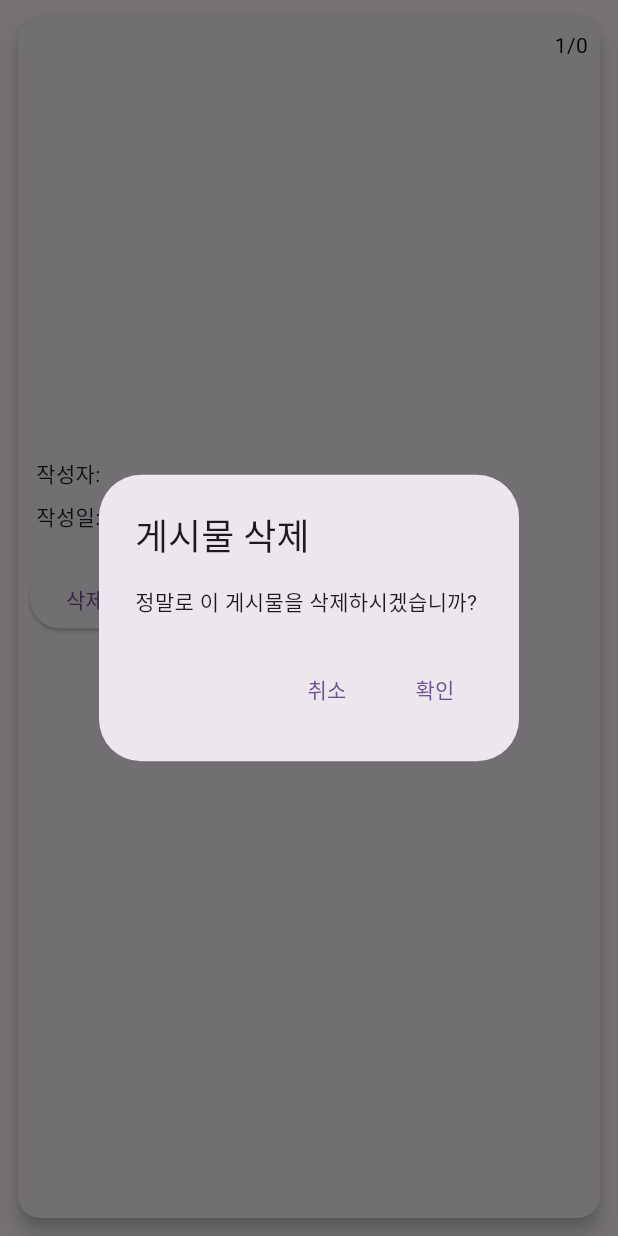
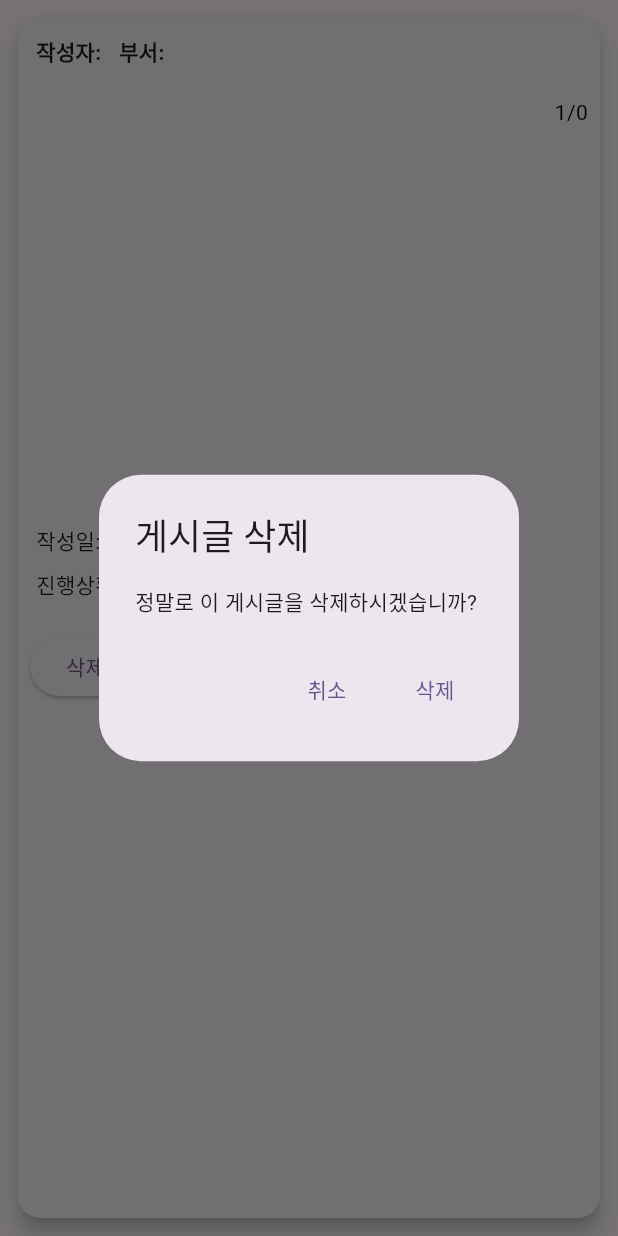
Before and after one commit to lsmlub99/ndbworkreq, a Flutter app: the PostCard widget shown alone on an empty page, opened directly with empty values, after a tap on "삭제", on a phone screen of 412 x 824 dp. Run offline on Flutter 3.47's test engine with Material 3 defaults, Android fonts, the phone set to English and light mode, and no system bars; drawn by our look-alikes of carousel_slider; our stand-ins replace cloud_firestore, firebase_auth, firebase_core, firebase_storage, image_picker, reorderables; accounts and stored records are empty.

Commit message:
뒤로가기 버튼 없애짐

```diff
--- a/lib/departmentpost/boarddataprovider.dart
+++ b/lib/departmentpost/boarddataprovider.dart
@@ -2,7 +2,8 @@ import 'package:flutter/material.dart';
 import 'package:cloud_firestore/cloud_firestore.dart';
 
 class BoardDataProvider extends ChangeNotifier {
-  final Map<String, int> _currentPageMap = {};
+  final Map<String, Map<String, int>> _currentPageMap =
+      {}; // 부서별로 currentPageMap을 관리합니다.
   Stream<QuerySnapshot>? _postsStream;
   String? department; // department 필드를 추가합니다.
 
@@ -41,16 +42,20 @@ class BoardDataProvider extends ChangeNotifier {
     notifyListeners();
   }
 
-  int getCurrentPage(String postId) {
-    return _currentPageMap[postId] ?? 0;
+  int getCurrentPage(String department, String postId) {
+    return _currentPageMap[department]?[postId] ?? 0;
   }
 
-  void setCurrentPage(String postId, int pageIndex) {
-    _currentPageMap[postId] = pageIndex;
+  void setCurrentPage(String department, String postId, int pageIndex) {
+    if (!_currentPageMap.containsKey(department)) {
+      _currentPageMap[department] = {};
+    }
+    _currentPageMap[department]![postId] = pageIndex;
     notifyListeners();
   }
 
-  Future<void> deletePost(String postId, String department) async {
+  Future<void> deletePost(String postId) async {
+    if (department != null) {
       try {
         await FirebaseFirestore.instance
             .collection('departments')
@@ -61,6 +66,9 @@ class BoardDataProvider extends ChangeNotifier {
         notifyListeners();
       } catch (e) {
         print('Error deleting post: $e');
+      }
+    } else {
+      print('Department is null');
     }
   }
 
--- a/lib/departmentpost/delete_confirm_dialog.dart
+++ b/lib/departmentpost/delete_confirm_dialog.dart
@@ -3,20 +3,22 @@
 
 class DeleteConfirmationDialog extends StatelessWidget {
   final String postId;
+  final String department;
   final BoardDataProvider provider;
 
   const DeleteConfirmationDialog({
     Key? key,
     required this.postId,
+    required this.department,
     required this.provider,
   }) : super(key: key);
 
   @override
   Widget build(BuildContext context) {
     return AlertDialog(
-      title: const Text('게시물 삭제'),
-      content: const Text('정말로 이 게시물을 삭제하시겠습니까?'),
-      actions: <Widget>[
+      title: const Text('게시글 삭제'),
+      content: const Text('정말로 이 게시글을 삭제하시겠습니까?'),
+      actions: [
         TextButton(
           onPressed: () {
             Navigator.of(context).pop();
@@ -24,11 +26,11 @@
           child: const Text('취소'),
         ),
         TextButton(
-          onPressed: () {
-            provider.deletePost(postId, provider.department!);
+          onPressed: () async {
+            await provider.deletePost(postId);
             Navigator.of(context).pop();
           },
-          child: const Text('확인'),
+          child: const Text('삭제'),
         ),
       ],
     );
--- a/lib/departmentpost/post_card.dart
+++ b/lib/departmentpost/post_card.dart
@@ -3,6 +3,7 @@ import 'package:provider/provider.dart';
 import 'package:carousel_slider/carousel_slider.dart';
 import 'package:cloud_firestore/cloud_firestore.dart';
 import 'package:firebase_auth/firebase_auth.dart';
+import 'package:intl/intl.dart';
 import 'boarddataprovider.dart';
 import '../boardfunction/imagedetailscreen.dart';
 import '../boardfunction/expandabletext.dart';
@@ -24,19 +25,20 @@ class PostCard extends StatelessWidget {
 
   @override
   Widget build(BuildContext context) {
-    final provider = Provider.of<BoardDataProvider>(context, listen: false);
+    final provider = Provider.of<BoardDataProvider>(context);
     final timestamp = postData['timestamp'];
     String timestampString = 'Unknown';
 
     if (timestamp != null && timestamp is Timestamp) {
-      timestampString = timestamp.toDate().toString();
+      DateTime dateTime = timestamp.toDate();
+      timestampString = DateFormat('yyyy-MM-dd HH:mm:ss').format(dateTime);
     }
 
     List<String> imageUrls = List<String>.from(postData['image_urls']);
-    int currentPage = provider.getCurrentPage(postId);
+    String department = postData['department'];
+    int currentPage = provider.getCurrentPage(department, postId);
 
-    bool canViewAndEdit =
-        provider.currentUserDepartment == postData['department'];
+    bool canViewAndEdit = provider.currentUserDepartment == department;
 
     return Padding(
       padding: const EdgeInsets.all(8.0),
@@ -48,6 +50,30 @@ class PostCard extends StatelessWidget {
         child: Column(
           crossAxisAlignment: CrossAxisAlignment.start,
           children: [
+            // 게시글 작성자 정보 표시
+            Padding(
+              padding: const EdgeInsets.all(12.0),
+              child: Row(
+                crossAxisAlignment: CrossAxisAlignment.start,
+                children: [
+                  Text(
+                    '작성자: ${postData['nickname']}',
+                    style: const TextStyle(
+                      fontSize: 14,
+                      fontWeight: FontWeight.bold,
+                    ),
+                  ),
+                  const SizedBox(width: 8),
+                  Text(
+                    '부서: $department',
+                    style: const TextStyle(
+                      fontSize: 14,
+                      fontWeight: FontWeight.bold,
+                    ),
+                  ),
+                ],
+              ),
+            ),
             Stack(
               alignment: Alignment.topRight,
               children: [
@@ -62,7 +88,7 @@ class PostCard extends StatelessWidget {
                           enlargeCenterPage: true,
                           enableInfiniteScroll: false,
                           onPageChanged: (index, reason) {
-                            provider.setCurrentPage(postId, index);
+                            provider.setCurrentPage(department, postId, index);
                           },
                           initialPage: currentPage,
                         ),
@@ -131,16 +157,28 @@ class PostCard extends StatelessWidget {
               padding:
                   const EdgeInsets.symmetric(horizontal: 12.0, vertical: 4.0),
               child: Text(
-                '작성자: ${postData['nickname']}',
+                '작성일: $timestampString',
                 style: const TextStyle(fontSize: 14),
               ),
             ),
             Padding(
               padding:
                   const EdgeInsets.symmetric(horizontal: 12.0, vertical: 4.0),
-              child: Text(
-                '작성일: $timestampString',
-                style: const TextStyle(fontSize: 14),
+              child: Row(
+                children: [
+                  const Text(
+                    '진행상황: ',
+                    style: TextStyle(fontSize: 14),
+                  ),
+                  Text(
+                    postData['status'],
+                    style: TextStyle(
+                      fontSize: 14,
+                      fontWeight: FontWeight.bold,
+                      color: getStatusTextColor(postData['status']),
+                    ),
+                  ),
+                ],
               ),
             ),
             Padding(
@@ -149,38 +187,83 @@ class PostCard extends StatelessWidget {
               child: canViewAndEdit
                   ? Row(
                       children: [
-                        const Text(
-                          '진행상황: ',
-                          style: TextStyle(fontSize: 14),
-                        ),
-                        Row(
-                          mainAxisAlignment: MainAxisAlignment.spaceEvenly,
-                          children: [
                         ElevatedButton(
                           onPressed: () {
                             provider.updatePostStatus(postId, '접수중');
                           },
-                              child: const Text('접수중'),
+                          style: ButtonStyle(
+                            backgroundColor:
+                                MaterialStateProperty.resolveWith<Color>(
+                              (Set<MaterialState> states) {
+                                return postData['status'] == '접수중'
+                                    ? Colors.green
+                                    : Theme.of(context).colorScheme.secondary;
+                              },
+                            ),
+                          ),
+                          child: Text(
+                            '접수중',
+                            style: TextStyle(
+                              color: postData['status'] == '접수중'
+                                  ? Colors.white
+                                  : Colors.black,
+                              fontSize: 14,
+                            ),
+                          ),
                         ),
                         ElevatedButton(
                           onPressed: () {
                             provider.updatePostStatus(postId, '처리중');
                           },
-                              child: const Text('처리중'),
+                          style: ButtonStyle(
+                            backgroundColor:
+                                MaterialStateProperty.resolveWith<Color>(
+                              (Set<MaterialState> states) {
+                                return postData['status'] == '처리중'
+                                    ? Colors.orange
+                                    : Theme.of(context).colorScheme.secondary;
+                              },
+                            ),
+                          ),
+                          child: Text(
+                            '처리중',
+                            style: TextStyle(
+                              color: postData['status'] == '처리중'
+                                  ? Colors.white
+                                  : Colors.black,
+                              fontSize: 14,
+                            ),
+                          ),
                         ),
                         ElevatedButton(
                           onPressed: () {
                             provider.updatePostStatus(postId, '완료');
                           },
-                              child: const Text('완료'),
+                          style: ButtonStyle(
+                            backgroundColor:
+                                MaterialStateProperty.resolveWith<Color>(
+                              (Set<MaterialState> states) {
+                                return postData['status'] == '완료'
+                                    ? Colors.blue
+                                    : Theme.of(context).colorScheme.secondary;
+                              },
                             ),
-                          ],
-                        )
+                          ),
+                          child: Text(
+                            '완료',
+                            style: TextStyle(
+                              color: postData['status'] == '완료'
+                                  ? Colors.white
+                                  : Colors.black,
+                              fontSize: 14,
+                            ),
+                          ),
+                        ),
                       ],
                     )
                   : const SizedBox.shrink(),
             ),
-            if (currentUser!.email == authorUid)
+            if (currentUser!.uid == authorUid)
               Padding(
                 padding: const EdgeInsets.all(8.0),
                 child: ElevatedButton(
@@ -190,6 +273,7 @@ class PostCard extends StatelessWidget {
                       builder: (BuildContext context) {
                         return DeleteConfirmationDialog(
                           postId: postId,
+                          department: department,
                           provider: provider,
                         );
                       },
@@ -203,4 +287,17 @@ class PostCard extends StatelessWidget {
       ),
     );
   }
+
+  Color getStatusTextColor(String status) {
+    switch (status) {
+      case '접수중':
+        return Colors.green;
+      case '처리중':
+        return Colors.orange;
+      case '완료':
+        return Colors.blue;
+      default:
+        return Colors.black;
     }
+  }
+}
--- a/lib/login/login.dart
+++ b/lib/login/login.dart
@@ -91,9 +91,10 @@ class _LoginPageState extends State<LoginPage> {
                         passController.text,
                       );
                       if (!mounted) return;
-                      Navigator.pushReplacement(
+                      Navigator.pushAndRemoveUntil(
                         context,
                         MaterialPageRoute(builder: (context) => const NBoard()),
+                        (Route<dynamic> route) => false,
                       );
                     } catch (error) {
                       if (!mounted) return;
--- a/lib/login/signup.dart
+++ b/lib/login/signup.dart
@@ -161,10 +161,12 @@ class _SignupPageState extends State<SignupPage> {
                           profileImage: profileImageFile, // Pass the image file
                         );
 
-                    Navigator.pushReplacement(
+                    Navigator.pushAndRemoveUntil(
                       context,
                       MaterialPageRoute(
-                          builder: (context) => const LoginPage()),
+                        builder: (context) => const LoginPage(),
+                      ),
+                      (Route<dynamic> route) => false,
                     );
                   } catch (e) {
                     setState(() {
--- a/pubspec.yaml
+++ b/pubspec.yaml
@@ -48,6 +48,8 @@ dependencies:
   googleapis_auth: ^1.6.0
   flutter_local_notifications: ^17.1.2
   reorderables:
+  intl:
+
 
 dev_dependencies:
   flutter_test:
```
Also changed, not shown: lib/firebase_options.dart, pubspec.lock, 1 other file. Lines whose indentation alone changed are shown as unchanged.
